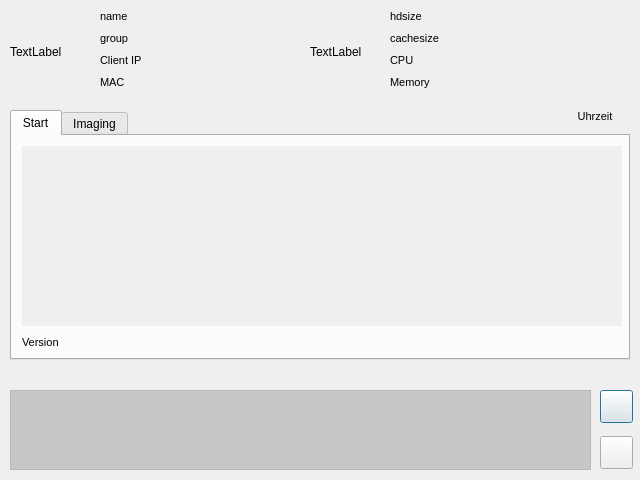
linuxmuster/linuxmuster-linbo, file linbo_gui/linboGUI.ui: the form before one commit.
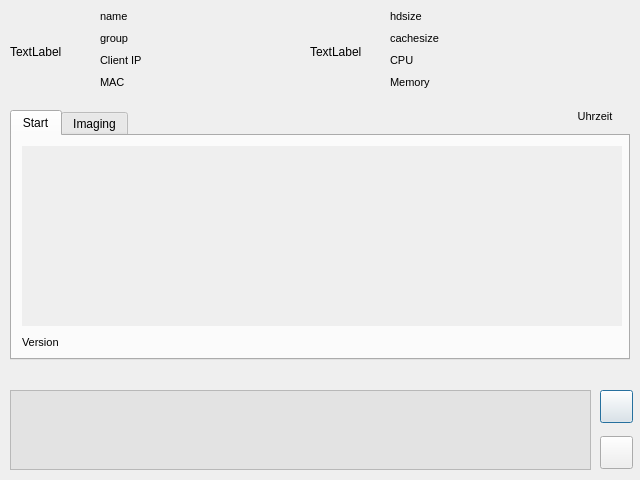
The form after the commit. Custom widgets are drawn as their Qt base class.

Commit message: * Linbofs:    - linbo_cmd.sh, restore(): benutzt wieder Komplettrestore für vfat (#226).    - init.sh, network(): Linktest für Netzwerkinterfaces hinzugefügt.  * rsync-post.sh: touch-Befehl für hochgeladene Torrentimages wieder entfernt.  * linbo_gui: Helligkeitswert für Konsolenhintergrund auf 200 gesetzt.

What changed in the file:
```diff
--- a/linbo_gui/linboGUI.ui
+++ b/linbo_gui/linboGUI.ui
@@ -405,9 +405,9 @@
       <colorrole role="Base" >
        <brush brushstyle="SolidPattern" >
         <color alpha="80" >
-         <red>111</red>
-         <green>111</green>
-         <blue>111</blue>
+         <red>200</red>
+         <green>200</green>
+         <blue>200</blue>
         </color>
        </brush>
       </colorrole>
@@ -425,9 +425,9 @@
       <colorrole role="Base" >
        <brush brushstyle="SolidPattern" >
         <color alpha="80" >
-         <red>111</red>
-         <green>111</green>
-         <blue>111</blue>
+         <red>200</red>
+         <green>200</green>
+         <blue>200</blue>
         </color>
        </brush>
       </colorrole>
```
The commit also changes 7 other files.
